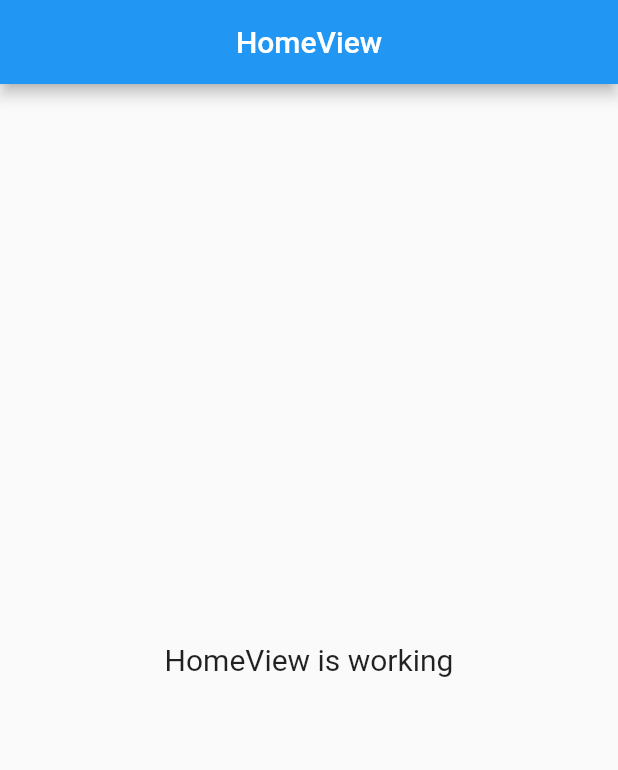
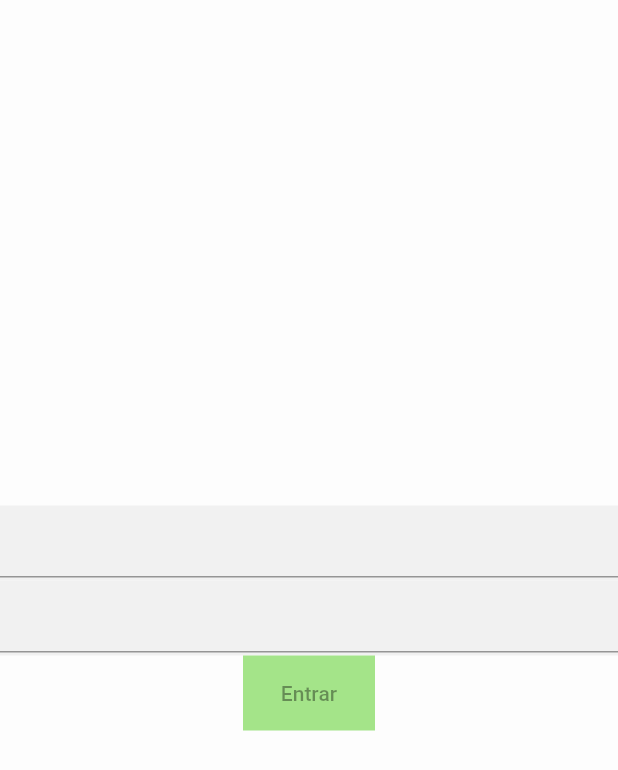
Before and after one commit to AlexWendel/veio-ta-on, a Flutter app: the screen it shows after launch, on a phone screen of 412 x 824 dp. Shown: the top 770 px of the screen. Run offline on Flutter 3.47's test engine with Material 2 defaults, Android fonts, the phone set to English and light mode, and no system bars; our stand-ins replace get.

Commit message:
Campos de texto Login

```diff
--- a/lib/app/modules/home/views/home_view.dart
+++ b/lib/app/modules/home/views/home_view.dart
@@ -4,18 +4,37 @@ import 'package:get/get.dart';
 
 import '../controllers/home_controller.dart';
 
+import '../../../utils/colorTheme.dart';
+
 class HomeView extends GetView<HomeController> {
   @override
   Widget build(BuildContext context) {
     return Scaffold(
-      appBar: AppBar(
-        title: Text('HomeView'),
-        centerTitle: true,
-      ),
+      backgroundColor: backGround,
       body: Center(
-        child: Text(
-          'HomeView is working',
-          style: TextStyle(fontSize: 20),
+        child: Column(
+          mainAxisAlignment: MainAxisAlignment.center,
+          crossAxisAlignment: CrossAxisAlignment.center,
+          children: [
+            Container(
+              color: textFieldGray,
+              height: 50,
+              child: TextField(),
+            ),
+            Container(
+              color: textFieldGray,
+              height: 50,
+              child: TextField(),
+            ),
+            Container(
+              color: button,
+              height: 50,
+              child: MaterialButton(
+                onPressed: null,
+                child: Text("Entrar"),
+              ),
+            ),
+          ],
         ),
       ),
     );
--- /dev/null
+++ b/lib/app/utils/colorTheme.dart
@@ -0,0 +1,6 @@
+import 'package:flutter/material.dart';
+
+const textFieldGray = Color.fromARGB(255, 241, 241, 241);
+const backGround = Color.fromARGB(255, 253, 253, 253);
+const button = Color.fromARGB(255, 164, 228, 137);
+const iconColor = Color.fromARGB(255, 121, 121, 121);
```
